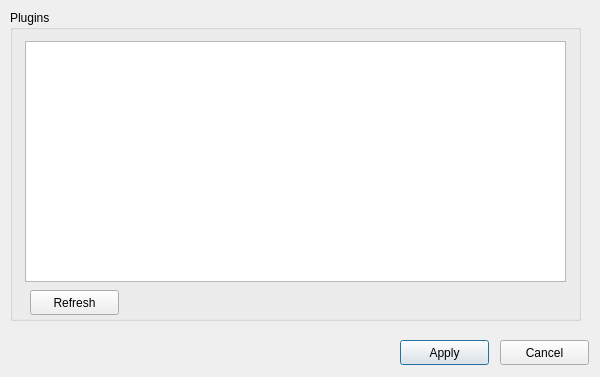
Qt form components/pyIVLS_pluginloader.ui (pyIVLS/pyIVLS) before a commit.
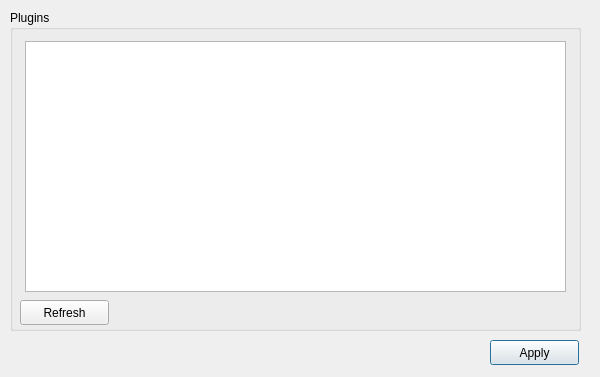
The same form after that commit.

```diff
--- a/components/pyIVLS_pluginloader.ui
+++ b/components/pyIVLS_pluginloader.ui
@@ -31,7 +31,7 @@
    </property>
    <property name="geometry">
     <rect>
-     <x>400</x>
+     <x>490</x>
      <y>340</y>
      <width>89</width>
      <height>25</height>
@@ -41,26 +41,13 @@
     <string>Apply</string>
    </property>
   </widget>
-  <widget class="QPushButton" name="cancelButton">
-   <property name="geometry">
-    <rect>
-     <x>500</x>
-     <y>340</y>
-     <width>89</width>
-     <height>25</height>
-    </rect>
-   </property>
-   <property name="text">
-    <string>Cancel</string>
-   </property>
-  </widget>
   <widget class="QGroupBox" name="groupBox">
    <property name="geometry">
     <rect>
      <x>10</x>
      <y>10</y>
      <width>571</width>
-     <height>311</height>
+     <height>321</height>
     </rect>
    </property>
    <property name="title">
@@ -69,8 +56,8 @@
    <widget class="QPushButton" name="refreshButton">
     <property name="geometry">
      <rect>
-      <x>20</x>
-      <y>280</y>
+      <x>10</x>
+      <y>290</y>
       <width>89</width>
       <height>25</height>
      </rect>
@@ -85,7 +72,7 @@
       <x>15</x>
       <y>31</y>
       <width>541</width>
-      <height>241</height>
+      <height>251</height>
      </rect>
     </property>
    </widget>
```
